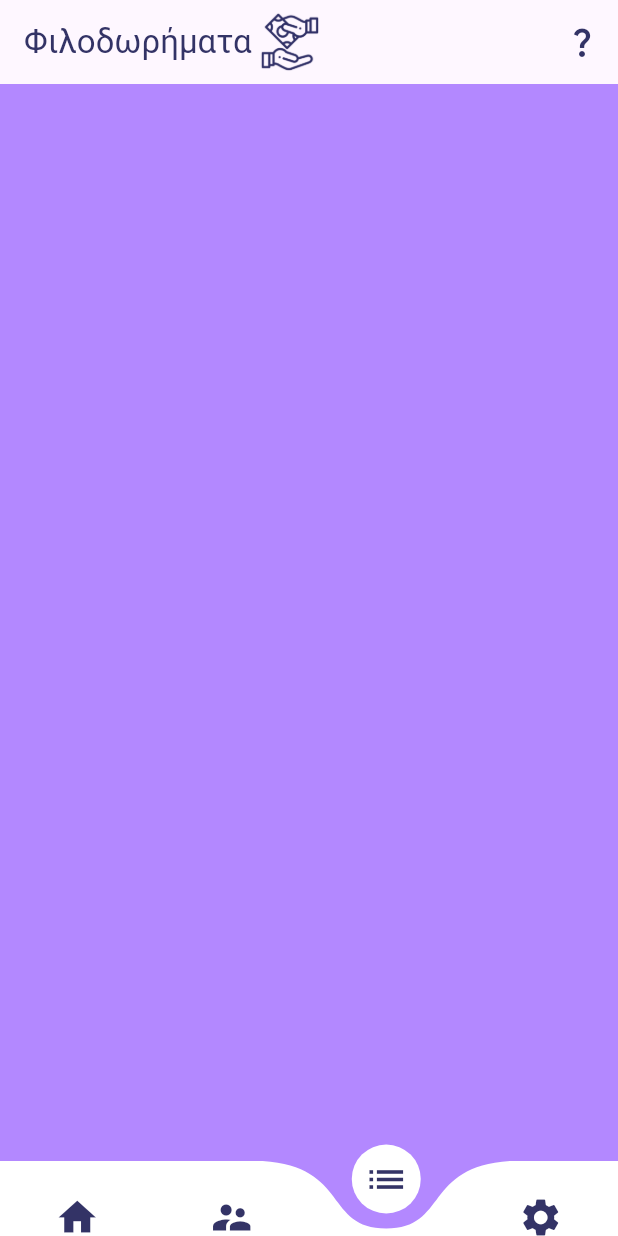
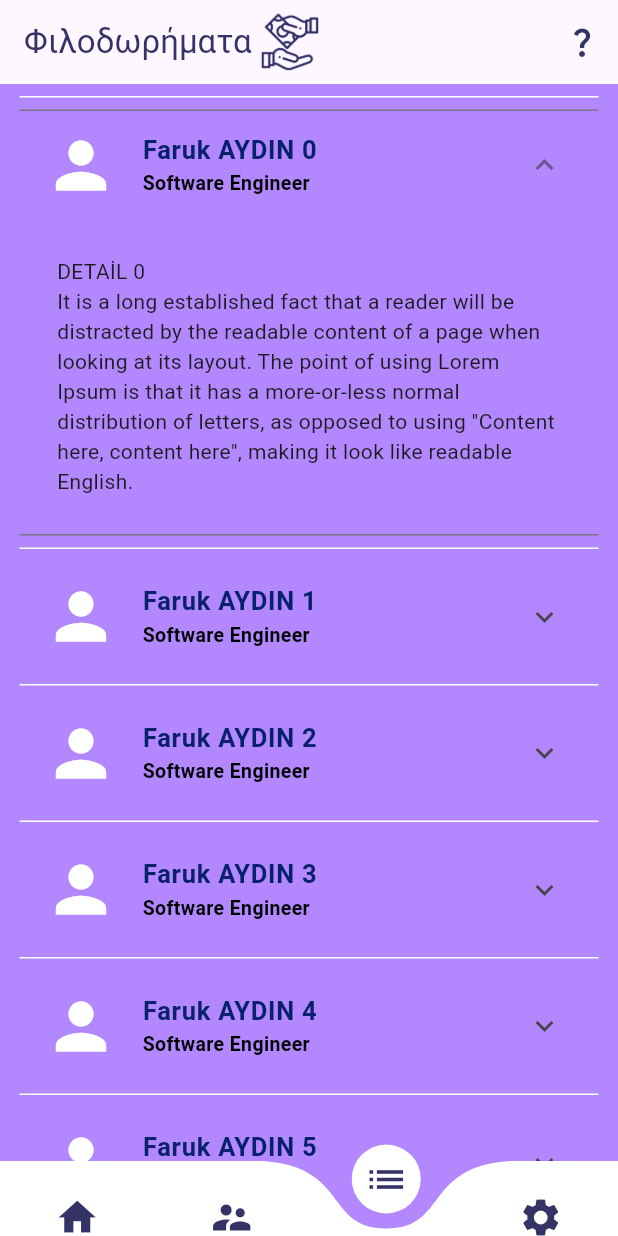
Before and after one commit to IoannisMaras/tips_calculator, a Flutter app: the screen it shows after launch, item 3 of the bottom bar chosen, on a phone screen of 412 x 824 dp. Run offline on Flutter 3.47's test engine with Material 2 defaults, Android fonts, the phone set to English and light mode, and no system bars; drawn by our look-alikes of curved_navigation_bar; our stand-ins replace badges, hooks_riverpod, loading_animation_widget, sqflite; accounts and stored records are empty.

Commit message:
expansion panels for history

```diff
--- a/lib/main.dart
+++ b/lib/main.dart
@@ -3,9 +3,9 @@ import 'package:curved_navigation_bar/curved_navigation_bar.dart';
 import 'package:tips_calculator/pages/homepage.dart';
 import 'package:tips_calculator/pages/settingspage.dart';
 import 'package:tips_calculator/pages/staffsettingspage.dart';
-import 'package:tips_calculator/pages/tipshistorypage.dart';
 
 import 'package:hooks_riverpod/hooks_riverpod.dart';
+import 'package:tips_calculator/pages/tipshistorypage.dart';
 
 void main() {
   WidgetsFlutterBinding.ensureInitialized();
--- a/lib/pages/tipshistorypage.dart
+++ b/lib/pages/tipshistorypage.dart
@@ -1,51 +1,93 @@
 import 'package:flutter/material.dart';
 import 'package:hooks_riverpod/hooks_riverpod.dart';
 import 'package:tips_calculator/models/tipshistorymodel.dart';
-import 'package:tips_calculator/providers/staffarrayprovider.dart';
-import 'package:tips_calculator/providers/tipshistoryprovider.dart';
 
-class TipsHistoryPage extends ConsumerStatefulWidget {
+import '../providers/tipshistoryprovider.dart';
+
+class TipsHistoryPage extends StatefulWidget {
   TipsHistoryPage({Key? key}) : super(key: key);
 
   @override
-  _TipsHistoryPageState createState() => _TipsHistoryPageState();
+  State<TipsHistoryPage> createState() => _TipsHistoryPageState();
 }
 
-class _TipsHistoryPageState extends ConsumerState<TipsHistoryPage> {
+class _TipsHistoryPageState extends State<TipsHistoryPage> {
   @override
   Widget build(BuildContext context) {
+    int selected = 0; //attention
+
+    return Consumer(
+        builder: (BuildContext context, WidgetRef ref, Widget? child) {
       AsyncValue<List<TipsHistoryModel>> tipsHistoryProvider =
           ref.watch(tipsHistoryArrayNotifierProvider);
-
       return Container(
         color: const Color.fromRGBO(179, 136, 255, 1),
         child: tipsHistoryProvider.when(
             data: ((tipsHistoryArray) {
               return ListView.builder(
-                itemCount: tipsHistoryArray.length,
-                itemBuilder: (BuildContext context, int index) {
-                  return Row(
-                    children: [
-                      Container(
-                        child: Text(tipsHistoryArray[index].id.toString()),
-                        color: Colors.red,
+                key: Key('builder ${selected.toString()}'), //attention
+
+                padding: EdgeInsets.only(left: 13.0, right: 13.0, bottom: 25.0),
+                shrinkWrap: true,
+                // physics: NeverScrollableScrollPhysics(),
+                itemCount: 15,
+                itemBuilder: (context, index) {
+                  return Column(children: <Widget>[
+                    const Divider(
+                      height: 17.0,
+                      color: Colors.white,
                     ),
-                      Container(
-                        child: Text(tipsHistoryArray[index].value.toString()),
-                        color: Colors.green,
+                    ExpansionTile(
+                        key: Key(index.toString()), //attention
+                        initiallyExpanded: index == selected, //attention
+
+                        leading: const Icon(
+                          Icons.person,
+                          size: 50.0,
+                          color: Colors.white,
                         ),
-                      Container(
-                        child: Text(tipsHistoryArray[index].date.toString()),
-                        color: Colors.white,
-                      )
+                        title: Text('Faruk AYDIN ${index}',
+                            style: const TextStyle(
+                                color: Color(0xFF09216B),
+                                fontSize: 17.0,
+                                fontWeight: FontWeight.bold)),
+                        subtitle: const Text(
+                          'Software Engineer',
+                          style: TextStyle(
+                              color: Colors.black,
+                              fontSize: 13.0,
+                              fontWeight: FontWeight.bold),
+                        ),
+                        children: <Widget>[
+                          Padding(
+                              padding: EdgeInsets.all(25.0),
+                              child: Text(
+                                'DETAİL ${index} \n' +
+                                    'It is a long established fact that a reader will be distracted by the readable content of a page when looking at its layout. The point of using Lorem Ipsum is that it has a more-or-less normal distribution of letters, as opposed to using "Content here, content here", making it look like readable English.',
+                              ))
                         ],
+                        onExpansionChanged: ((newState) {
+                          if (newState)
+                            setState(() {
+                              Duration(seconds: 20000);
+                              selected = index;
+                              print(selected);
+                            });
+                          else
+                            setState(() {
+                              selected = -1;
+                              print(selected);
+                            });
+                        })),
+                  ]);
+                },
               );
-                });
             }),
             error: (e, st) {},
             loading: () {
               return Text("loading..");
             }),
       );
+    });
   }
 }
```
Also changed, not shown: lib/pages/testpage.dart (added, +74 -0 lines), lib/providers/historydetailsprovider.dart (added, +12 -0 lines), lib/providers/tipshistoryprovider.dart (+14 -0 lines), lib/utilities/databasehelper.dart (+13 -1 lines). Lines whose indentation alone changed are shown as unchanged.
